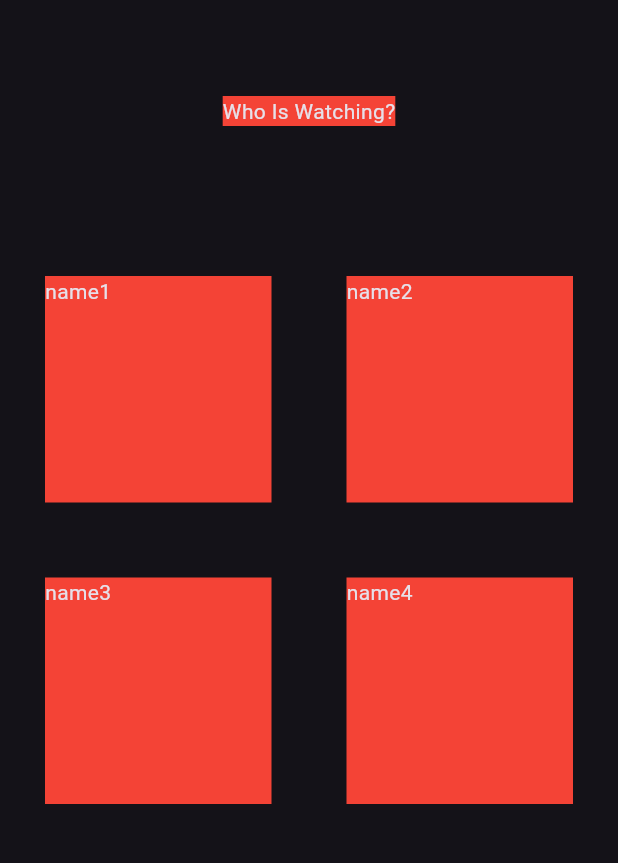
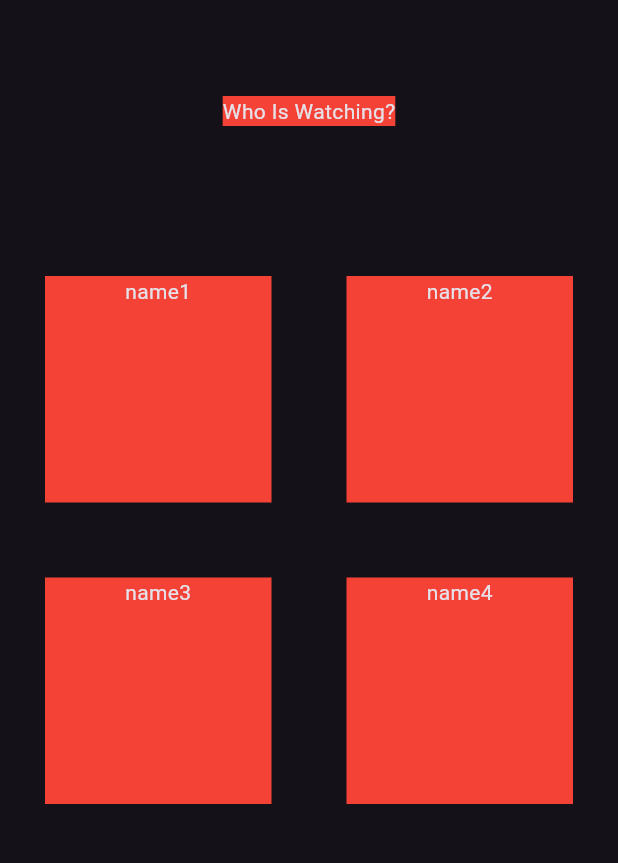
Before and after one commit to AKamci/Streaming-Services-with-AI, a Flutter app: the WhoIsWatching screen opened by its route, on a phone screen of 412 x 824 dp, the part 63-926 px from its top. Run offline on Flutter 3.47's test engine with Material 3 defaults, Android fonts, the light colour scheme and no system bars; our stand-ins replace video_player.

Commit message:
centered text

```diff
--- a/TVseries/lib/src/screens/login/widgets/whoWatching.dart
+++ b/TVseries/lib/src/screens/login/widgets/whoWatching.dart
@@ -37,8 +37,11 @@ class _WhoIsWatchingState extends State<WhoIsWatching> {
   Widget subUserWidgetCreate(SubUser user) {
     return Container(
       color: Colors.red,
-      child: Text(
-        user.name,
+      child: Container(
+        alignment: Alignment.topCenter,
+        child: Text(
+          user.name,
+        ),
       ),
     );
   }
```
